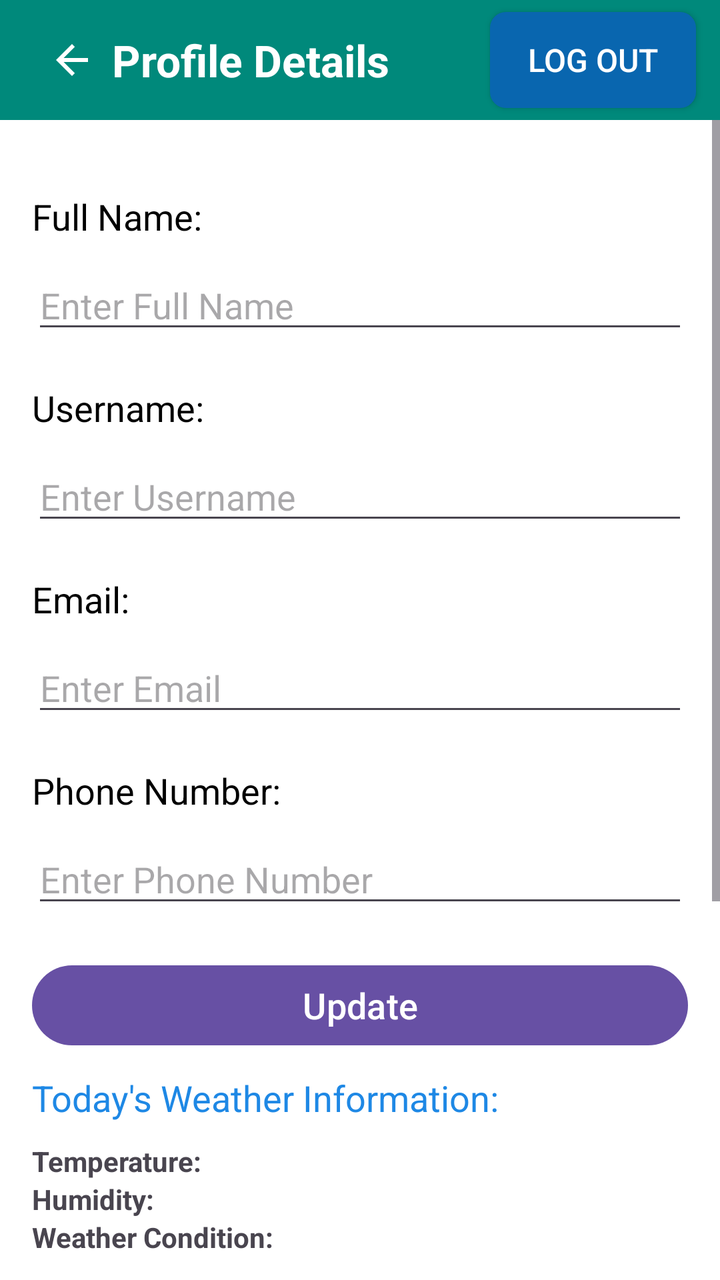
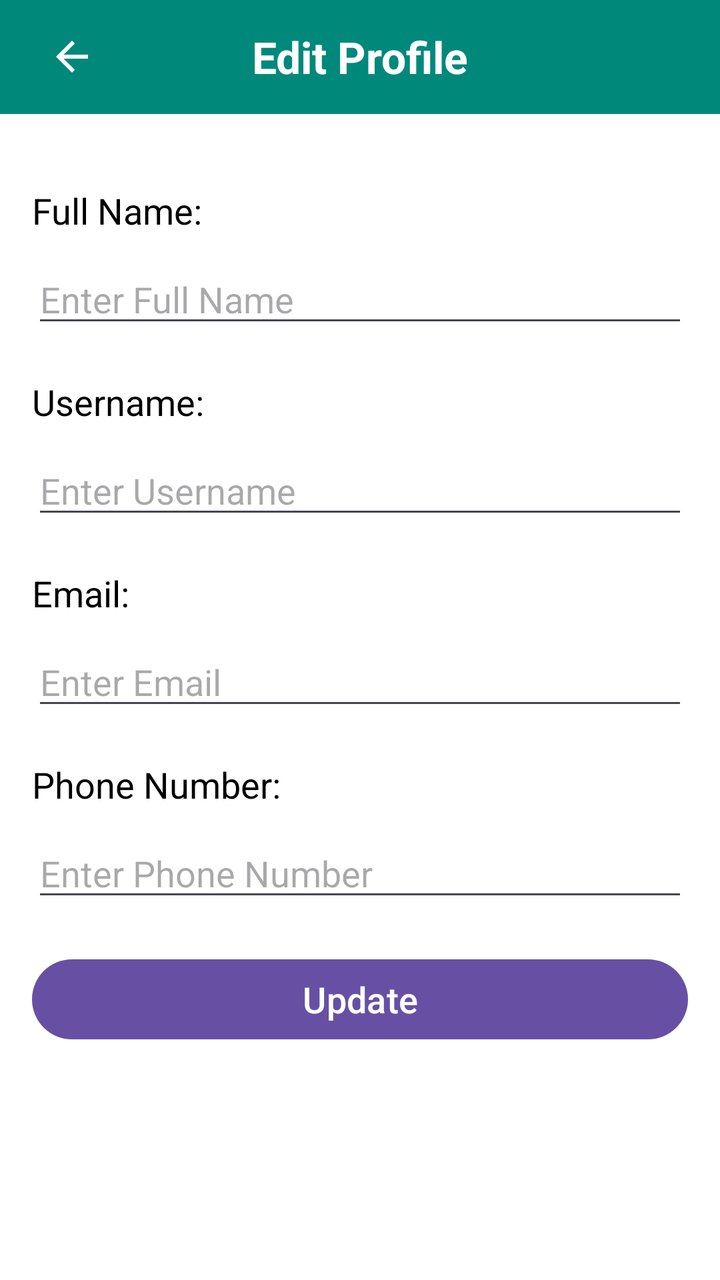

Two renders of the same Android screen: before a commit and after it. Below are the layout's source before the change and the commit's diff.
<!-- AndroidManifest.xml: application theme Theme.BasaKhuji -->
<!-- res/layout/profile_activity.xml -->
<LinearLayout xmlns:android="http://schemas.android.com/apk/res/android"
    android:layout_width="match_parent"
    android:layout_height="match_parent"
    xmlns:app="http://schemas.android.com/apk/res-auto"
    android:orientation="vertical">

    
    <androidx.appcompat.widget.Toolbar
        android:id="@+id/toolbar"
        android:layout_width="match_parent"
        android:layout_height="60dp"
        android:background="#00897B"
        android:elevation="4dp"
        android:theme="@style/ThemeOverlay.AppCompat.Dark.ActionBar"
        android:popupTheme="@style/ThemeOverlay.AppCompat.Light">

        
        <ImageView
            android:id="@+id/backButton"
            android:layout_width="wrap_content"
            android:layout_height="wrap_content"
            android:src="@drawable/ic_back"
            android:layout_gravity="start"
            android:padding="8dp"
            android:contentDescription="Back" />

        <TextView
        android:id="@+id/profileDetails"
        android:layout_width="wrap_content"
        android:layout_height="wrap_content"
        android:layout_weight="1"
        android:layout_gravity=""
        android:text="Profile Details"
        android:textColor="@color/white"
        android:textSize="22sp"
        android:textStyle="bold" />

        <androidx.appcompat.widget.AppCompatButton
            android:id="@+id/logoutButton"
            android:layout_width="103dp"
            android:layout_height="wrap_content"
            android:text="Log out"
            android:background="@drawable/button_background"
            android:textColor="@color/white"
            android:layout_gravity="end"
            android:layout_marginEnd="12dp"
            android:textSize="16sp" />

    </androidx.appcompat.widget.Toolbar>

<ScrollView

    xmlns:tools="http://schemas.android.com/tools"
    android:layout_width="match_parent"
    android:layout_height="match_parent">

<RelativeLayout
    android:layout_width="match_parent"
    android:layout_height="wrap_content"
    android:background="@color/white"
    android:padding="16dp"
    tools:ignore="WebViewLayout">

    <TextView
        android:id="@+id/fullNameTextView"
        android:layout_width="wrap_content"
        android:layout_height="wrap_content"
        android:text="Full Name:"
        android:textSize="18sp"
        android:textColor="@color/black"
        android:layout_marginTop="20dp"/>

    <EditText
        android:id="@+id/fullNameEditText"
        android:layout_width="match_parent"
        android:layout_height="wrap_content"
        android:layout_below="@id/fullNameTextView"
        android:layout_marginTop="10dp"
        android:hint="Enter Full Name"
        android:inputType="text"
        android:textColor="@color/black"/>

    <TextView
        android:id="@+id/usernameTextView"
        android:layout_width="wrap_content"
        android:layout_height="wrap_content"
        android:text="Username:"
        android:textSize="18sp"
        android:textColor="@color/black"
        android:layout_below="@id/fullNameEditText"
        android:layout_marginTop="20dp"/>

    <EditText
        android:id="@+id/usernameEditText"
        android:layout_width="match_parent"
        android:layout_height="wrap_content"
        android:layout_below="@id/usernameTextView"
        android:layout_marginTop="10dp"
        android:hint="Enter Username"
        android:inputType="text"
        android:textColor="@color/black"/>

    <TextView
        android:id="@+id/emailTextView"
        android:layout_width="wrap_content"
        android:layout_height="wrap_content"
        android:text="Email:"
        android:textSize="18sp"
        android:textColor="@color/black"
        android:layout_below="@id/usernameEditText"
        android:layout_marginTop="20dp"/>

    <EditText
        android:id="@+id/emailEditText"
        android:layout_width="match_parent"
        android:layout_height="wrap_content"
        android:layout_below="@id/emailTextView"
        android:layout_marginTop="10dp"
        android:hint="Enter Email"
        android:inputType="textEmailAddress"
        android:textColor="@color/black"/>

    <TextView
        android:id="@+id/phoneNumberTextView"
        android:layout_width="wrap_content"
        android:layout_height="wrap_content"
        android:text="Phone Number:"
        android:textSize="18sp"
        android:textColor="@color/black"
        android:layout_below="@id/emailEditText"
        android:layout_marginTop="20dp"/>

    <EditText
        android:id="@+id/phoneNumberEditText"
        android:layout_width="match_parent"
        android:layout_height="wrap_content"
        android:layout_below="@id/phoneNumberTextView"
        android:layout_marginTop="10dp"
        android:hint="Enter Phone Number"
        android:inputType="phone"
        android:textColor="@color/black"/>

    <Button
        android:id="@+id/updateButton"
        android:layout_width="match_parent"
        android:layout_height="wrap_content"
        android:layout_below="@id/phoneNumberEditText"
        android:layout_marginTop="20dp"
        android:text="Update"
        android:textColor="@color/white"
        android:textSize="18sp"/>

    <TextView
        android:layout_width="match_parent"
        android:layout_height="wrap_content"
        android:id="@+id/wid"
        android:layout_below="@+id/updateButton"
        android:layout_marginTop="10dp"
        android:textSize="18sp"
        android:textColor="#1E88E5"
        android:text="Today's Weather Information:"
        />
    <LinearLayout
        android:layout_width="wrap_content"
        android:layout_height="wrap_content"
        android:orientation="vertical"
        android:id="@+id/weather"
        android:layout_marginTop="10dp"
        android:layout_marginBottom="10dp"
        android:layout_below="@+id/wid">

        <TextView
            android:layout_width="wrap_content"
            android:layout_height="wrap_content"
            android:id="@+id/temperatureTextView"
            android:text="Temperature: "
            android:textStyle="bold"
            android:layout_marginEnd="8dp"/>

        <TextView
            android:layout_width="wrap_content"
            android:layout_height="wrap_content"
            android:id="@+id/humidityTextView"
            android:text="Humidity: "
            android:textStyle="bold"
            android:layout_marginEnd="8dp"/>

        <TextView
            android:layout_width="wrap_content"
            android:layout_height="wrap_content"
            android:id="@+id/weatherConditionTextView"
            android:text="Weather Condition: "
            android:textStyle="bold"/>

    </LinearLayout>

    <TextView
        android:id="@+id/button"
        android:layout_width="wrap_content"
        android:layout_height="40dp"
        android:layout_below="@+id/weather"
        android:layout_marginTop="24dp"
        android:textSize="16sp"
        android:textStyle="bold|italic"
        android:text="An overview of proeprty rental system!" />

    <WebView
        android:id="@+id/webView"
        android:layout_width="400dp"
        android:layout_height="201dp"
        android:layout_below="@+id/button"
        android:layout_marginTop="2dp" />

</RelativeLayout>
</ScrollView>
</LinearLayout>
<!-- resources referenced by this layout -->
<resources>
  <color name="black">#FF000000</color>
  <color name="white">#FFFFFFFF</color>
  <!-- drawable button_background (drawable) -->
  <?xml version="1.0" encoding="utf-8"?>
  <shape xmlns:android="http://schemas.android.com/apk/res/android"
      android:shape="rectangle">
  
      <corners android:radius="8dp" />
  
      <solid android:color="#0966AF" />
  
      <padding
          android:left="12dp"
          android:top="12dp"
          android:right="12dp"
          android:bottom="12dp" />
  
  </shape>
  <!-- drawable ic_back (drawable) -->
  <vector android:autoMirrored="true" android:height="24dp"
      android:tint="#FFFFFF" android:viewportHeight="24"
      android:viewportWidth="24" android:width="24dp" xmlns:android="http://schemas.android.com/apk/res/android">
      <path android:fillColor="@android:color/white" android:pathData="M20,11H7.83l5.59,-5.59L12,4l-8,8 8,8 1.41,-1.41L7.83,13H20v-2z"/>
  </vector>
  <style name="Theme.BasaKhuji" parent="Base.Theme.BasaKhuji" />
  <style name="Base.Theme.BasaKhuji" parent="Theme.Material3.DayNight.NoActionBar">
          
          
      </style>
</resources>

<!-- the commit's change to res/layout/profile_activity.xml (unified diff, before → after) -->
@@ -1,216 +1,133 @@
 <LinearLayout xmlns:android="http://schemas.android.com/apk/res/android"
     android:layout_width="match_parent"
     android:layout_height="match_parent"
-    xmlns:app="http://schemas.android.com/apk/res-auto"
-    android:orientation="vertical">
+    android:orientation="vertical"
+    android:background="@color/white">
 
     
     <androidx.appcompat.widget.Toolbar
         android:id="@+id/toolbar"
         android:layout_width="match_parent"
-        android:layout_height="60dp"
+        android:layout_height="57dp"
         android:background="#00897B"
         android:elevation="4dp"
-        android:theme="@style/ThemeOverlay.AppCompat.Dark.ActionBar"
-        android:popupTheme="@style/ThemeOverlay.AppCompat.Light">
+        android:popupTheme="@style/ThemeOverlay.AppCompat.Light"
+        android:theme="@style/ThemeOverlay.AppCompat.Dark.ActionBar">
 
         
         <ImageView
             android:id="@+id/backButton"
             android:layout_width="wrap_content"
             android:layout_height="wrap_content"
-            android:src="@drawable/ic_back"
             android:layout_gravity="start"
+            android:contentDescription="Back"
             android:padding="8dp"
-            android:contentDescription="Back" />
+            android:src="@drawable/ic_back" />
 
         <TextView
-        android:id="@+id/profileDetails"
-        android:layout_width="wrap_content"
-        android:layout_height="wrap_content"
-        android:layout_weight="1"
-        android:layout_gravity=""
-        android:text="Profile Details"
-        android:textColor="@color/white"
-        android:textSize="22sp"
-        android:textStyle="bold" />
-
-        <androidx.appcompat.widget.AppCompatButton
-            android:id="@+id/logoutButton"
-            android:layout_width="103dp"
+            android:id="@+id/profileDetails"
+            android:layout_width="wrap_content"
             android:layout_height="wrap_content"
-            android:text="Log out"
-            android:background="@drawable/button_background"
+            android:layout_gravity="center"
+            android:text="Edit Profile"
             android:textColor="@color/white"
-            android:layout_gravity="end"
-            android:layout_marginEnd="12dp"
-            android:textSize="16sp" />
-
+            android:textSize="22sp"
+            android:textStyle="bold" />
     </androidx.appcompat.widget.Toolbar>
 
-<ScrollView
-
-    xmlns:tools="http://schemas.android.com/tools"
-    android:layout_width="match_parent"
-    android:layout_height="match_parent">
-
-<RelativeLayout
-    android:layout_width="match_parent"
-    android:layout_height="wrap_content"
-    android:background="@color/white"
-    android:padding="16dp"
-    tools:ignore="WebViewLayout">
-
-    <TextView
-        android:id="@+id/fullNameTextView"
-        android:layout_width="wrap_content"
-        android:layout_height="wrap_content"
-        android:text="Full Name:"
-        android:textSize="18sp"
-        android:textColor="@color/black"
-        android:layout_marginTop="20dp"/>
-
-    <EditText
-        android:id="@+id/fullNameEditText"
+    <LinearLayout
         android:layout_width="match_parent"
-        android:layout_height="wrap_content"
-        android:layout_below="@id/fullNameTextView"
-        android:layout_marginTop="10dp"
-        android:hint="Enter Full Name"
-        android:inputType="text"
-        android:textColor="@color/black"/>
-
-    <TextView
-        android:id="@+id/usernameTextView"
-        android:layout_width="wrap_content"
-        android:layout_height="wrap_content"
-        android:text="Username:"
-        android:textSize="18sp"
-        android:textColor="@color/black"
-        android:layout_below="@id/fullNameEditText"
-        android:layout_marginTop="20dp"/>
-
-    <EditText
-        android:id="@+id/usernameEditText"
-        android:layout_width="match_parent"
-        android:layout_height="wrap_content"
-        android:layout_below="@id/usernameTextView"
-        android:layout_marginTop="10dp"
-        android:hint="Enter Username"
-        android:inputType="text"
-        android:textColor="@color/black"/>
-
-    <TextView
-        android:id="@+id/emailTextView"
-        android:layout_width="wrap_content"
-        android:layout_height="wrap_content"
-        android:text="Email:"
-        android:textSize="18sp"
-        android:textColor="@color/black"
-        android:layout_below="@id/usernameEditText"
-        android:layout_marginTop="20dp"/>
-
-    <EditText
-        android:id="@+id/emailEditText"
-        android:layout_width="match_parent"
-        android:layout_height="wrap_content"
-        android:layout_below="@id/emailTextView"
-        android:layout_marginTop="10dp"
-        android:hint="Enter Email"
-        android:inputType="textEmailAddress"
-        android:textColor="@color/black"/>
-
-    <TextView
-        android:id="@+id/phoneNumberTextView"
-        android:layout_width="wrap_content"
-        android:layout_height="wrap_content"
-        android:text="Phone Number:"
-        android:textSize="18sp"
-        android:textColor="@color/black"
-        android:layout_below="@id/emailEditText"
-        android:layout_marginTop="20dp"/>
-
-    <EditText
-        android:id="@+id/phoneNumberEditText"
-        android:layout_width="match_parent"
-        android:layout_height="wrap_content"
-        android:layout_below="@id/phoneNumberTextView"
-        android:layout_marginTop="10dp"
-        android:hint="Enter Phone Number"
-        android:inputType="phone"
-        android:textColor="@color/black"/>
-
-    <Button
-        android:id="@+id/updateButton"
-        android:layout_width="match_parent"
-        android:layout_height="wrap_content"
-        android:layout_below="@id/phoneNumberEditText"
-        android:layout_marginTop="20dp"
-        android:text="Update"
-        android:textColor="@color/white"
-        android:textSize="18sp"/>
-
-    <TextView
-        android:layout_width="match_parent"
-        android:layout_height="wrap_content"
-        android:id="@+id/wid"
-        android:layout_below="@+id/updateButton"
-        android:layout_marginTop="10dp"
-        android:textSize="18sp"
-        android:textColor="#1E88E5"
-        android:text="Today's Weather Information:"
-        />
-    <LinearLayout
-        android:layout_width="wrap_content"
-        android:layout_height="wrap_content"
+        android:layout_height="match_parent"
         android:orientation="vertical"
-        android:id="@+id/weather"
-        android:layout_marginTop="10dp"
-        android:layout_marginBottom="10dp"
-        android:layout_below="@+id/wid">
+        android:padding="16dp">
 
         <TextView
+            android:id="@+id/fullNameTextView"
             android:layout_width="wrap_content"
             android:layout_height="wrap_content"
-            android:id="@+id/temperatureTextView"
-            android:text="Temperature: "
-            android:textStyle="bold"
-            android:layout_marginEnd="8dp"/>
+            android:layout_marginTop="20dp"
+            android:text="Full Name:"
+            android:textColor="@color/black"
+            android:textSize="18sp" />
+
+        <EditText
+            android:id="@+id/fullNameEditText"
+            android:layout_width="match_parent"
+            android:layout_height="wrap_content"
+            android:layout_below="@id/fullNameTextView"
+            android:layout_marginTop="10dp"
+            android:hint="Enter Full Name"
+            android:inputType="text"
+            android:textColor="@color/black" />
 
         <TextView
+            android:id="@+id/usernameTextView"
             android:layout_width="wrap_content"
             android:layout_height="wrap_content"
-            android:id="@+id/humidityTextView"
-            android:text="Humidity: "
-            android:textStyle="bold"
-            android:layout_marginEnd="8dp"/>
+            android:layout_below="@id/fullNameEditText"
+            android:layout_marginTop="20dp"
+            android:text="Username:"
+            android:textColor="@color/black"
+            android:textSize="18sp" />
+
+        <EditText
+            android:id="@+id/usernameEditText"
+            android:layout_width="match_parent"
+            android:layout_height="wrap_content"
+            android:layout_below="@id/usernameTextView"
+            android:layout_marginTop="10dp"
+            android:hint="Enter Username"
+            android:inputType="text"
+            android:textColor="@color/black" />
 
         <TextView
+            android:id="@+id/emailTextView"
             android:layout_width="wrap_content"
             android:layout_height="wrap_content"
-            android:id="@+id/weatherConditionTextView"
-            android:text="Weather Condition: "
-            android:textStyle="bold"/>
+            android:layout_below="@id/usernameEditText"
+            android:layout_marginTop="20dp"
+            android:text="Email:"
+            android:textColor="@color/black"
+            android:textSize="18sp" />
 
+        <EditText
+            android:id="@+id/emailEditText"
+            android:layout_width="match_parent"
+            android:layout_height="wrap_content"
+            android:layout_below="@id/emailTextView"
+            android:layout_marginTop="10dp"
+            android:hint="Enter Email"
+            android:inputType="textEmailAddress"
+            android:textColor="@color/black" />
+
+        <TextView
+            android:id="@+id/phoneNumberTextView"
+            android:layout_width="wrap_content"
+            android:layout_height="wrap_content"
+            android:layout_below="@id/emailEditText"
+            android:layout_marginTop="20dp"
+            android:text="Phone Number:"
+            android:textColor="@color/black"
+            android:textSize="18sp" />
+
+        <EditText
+            android:id="@+id/phoneNumberEditText"
+            android:layout_width="match_parent"
+            android:layout_height="wrap_content"
+            android:layout_below="@id/phoneNumberTextView"
+            android:layout_marginTop="10dp"
+            android:hint="Enter Phone Number"
+            android:inputType="phone"
+            android:textColor="@color/black" />
+
+        <Button
+            android:id="@+id/updateButton"
+            android:layout_width="match_parent"
+            android:layout_height="wrap_content"
+            android:layout_below="@id/phoneNumberEditText"
+            android:layout_marginTop="20dp"
+            android:text="Update"
+            android:textColor="@color/white"
+            android:textSize="18sp" />
     </LinearLayout>
-
-    <TextView
-        android:id="@+id/button"
-        android:layout_width="wrap_content"
-        android:layout_height="40dp"
-        android:layout_below="@+id/weather"
-        android:layout_marginTop="24dp"
-        android:textSize="16sp"
-        android:textStyle="bold|italic"
-        android:text="An overview of proeprty rental system!" />
-
-    <WebView
-        android:id="@+id/webView"
-        android:layout_width="400dp"
-        android:layout_height="201dp"
-        android:layout_below="@+id/button"
-        android:layout_marginTop="2dp" />
-
-</RelativeLayout>
-</ScrollView>
 </LinearLayout>
<!-- resource entries referenced after the edit -->
@@ -2,22 +2,6 @@
 <resources>
   <color name="black">#FF000000</color>
   <color name="white">#FFFFFFFF</color>
-  <!-- drawable button_background (drawable) -->
-  <?xml version="1.0" encoding="utf-8"?>
-  <shape xmlns:android="http://schemas.android.com/apk/res/android"
-      android:shape="rectangle">
-  
-      <corners android:radius="8dp" />
-  
-      <solid android:color="#0966AF" />
-  
-      <padding
-          android:left="12dp"
-          android:top="12dp"
-          android:right="12dp"
-          android:bottom="12dp" />
-  
-  </shape>
   <!-- drawable ic_back (drawable) -->
   <vector android:autoMirrored="true" android:height="24dp"
       android:tint="#FFFFFF" android:viewportHeight="24"
@@ -25,7 +9,7 @@
       <path android:fillColor="@android:color/white" android:pathData="M20,11H7.83l5.59,-5.59L12,4l-8,8 8,8 1.41,-1.41L7.83,13H20v-2z"/>
   </vector>
   <style name="Theme.BasaKhuji" parent="Base.Theme.BasaKhuji" />
-  <style name="Base.Theme.BasaKhuji" parent="Theme.Material3.DayNight.NoActionBar">
+  <style name="Base.Theme.BasaKhuji" parent="Theme.Material3.Light.NoActionBar">
           
           
       </style>
